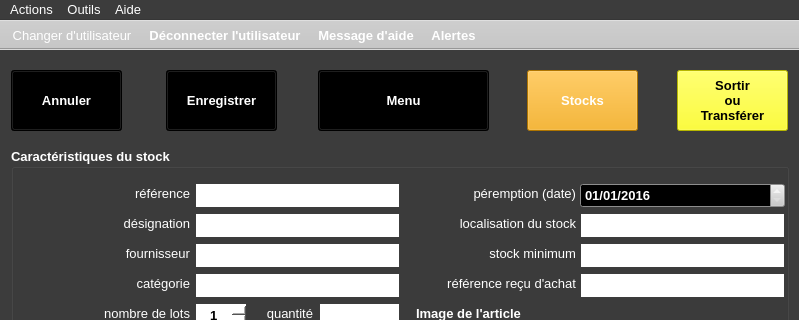
Above: ui/yeroth-erp-entrer-window.ui from xnoumbissinoundou/yeroth-erp-3.0 before the change; both pictures show x 0 to 799 and y 0 to 320 of the 799 by 601 pixel window. Below: the same form after it.
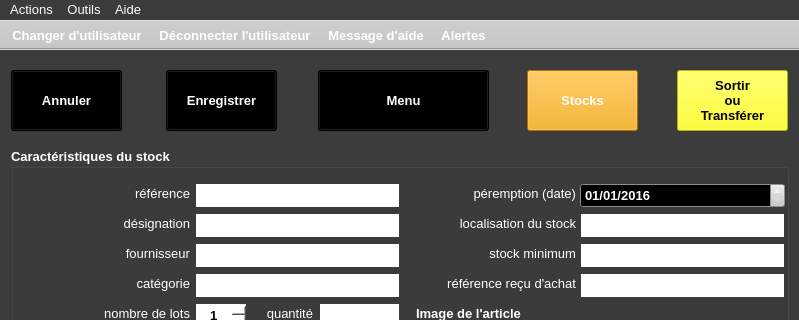
That is the form after the change. Icons and pictures are not drawn. Custom widgets are drawn as their Qt base class.

Commit message: On branch master 	modified:   ui/yeroth-erp-entrer-window.ui

The edit to the form file:
```diff
--- a/ui/yeroth-erp-entrer-window.ui
+++ b/ui/yeroth-erp-entrer-window.ui
@@ -13312,8 +13312,8 @@
    <property name="font">
     <font>
      <pointsize>10</pointsize>
-     <weight>50</weight>
-     <bold>false</bold>
+     <weight>75</weight>
+     <bold>true</bold>
     </font>
    </property>
   </action>
```
